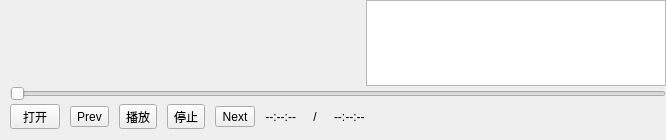
The window that UAVManage/SoundGrade.ui (gessd/UAVManage) describes before a commit, drawn with Qt 5.
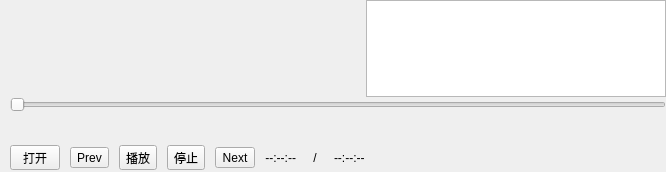
The same window after the commit. Icons and pictures are not drawn. Custom widgets are drawn as their Qt base class.

What changed in the file:
```diff
--- a/UAVManage/SoundGrade.ui
+++ b/UAVManage/SoundGrade.ui
@@ -7,15 +7,12 @@
     <x>0</x>
     <y>0</y>
     <width>666</width>
-    <height>140</height>
+    <height>172</height>
    </rect>
   </property>
   <property name="windowTitle">
    <string>Form</string>
   </property>
-  <property name="styleSheet">
-   <string notr="true"/>
-  </property>
   <layout class="QGridLayout" name="gridLayout" columnstretch="5,0">
    <property name="leftMargin">
     <number>10</number>
@@ -26,6 +23,9 @@
    <property name="rightMargin">
     <number>0</number>
    </property>
+   <property name="bottomMargin">
+    <number>2</number>
+   </property>
    <property name="verticalSpacing">
     <number>0</number>
    </property>
@@ -292,6 +292,16 @@
      </property>
     </widget>
    </item>
+   <item row="2" column="0" colspan="2">
+    <widget class="MusicScale" name="widgetScale" native="true">
+     <property name="minimumSize">
+      <size>
+       <width>0</width>
+       <height>30</height>
+      </size>
+     </property>
+    </widget>
+   </item>
   </layout>
  </widget>
  <customwidgets>
@@ -301,6 +311,12 @@
    <header location="global">qwchartview.h</header>
    <container>1</container>
   </customwidget>
+  <customwidget>
+   <class>MusicScale</class>
+   <extends>QWidget</extends>
+   <header>musicscale.h</header>
+   <container>1</container>
+  </customwidget>
  </customwidgets>
  <resources>
   <include location="uavmanage.qrc"/>
```
